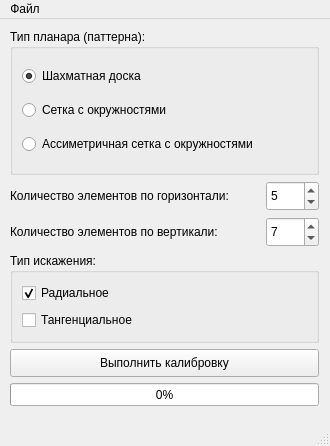
StrozhDima/df, file calibrationui.ui: the form before one commit.
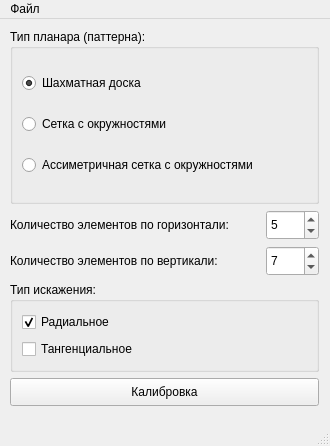
The form after the commit.

What changed in the file:
```diff
--- a/calibrationui.ui
+++ b/calibrationui.ui
@@ -290,7 +290,7 @@
         </size>
        </property>
        <property name="text">
-        <string>Выполнить калибровку</string>
+        <string>Калибровка</string>
        </property>
        <property name="autoDefault">
         <bool>false</bool>
@@ -303,25 +303,6 @@
        </property>
       </widget>
      </item>
-     <item>
-      <widget class="QProgressBar" name="progress_bar_calibration">
-       <property name="sizePolicy">
-        <sizepolicy hsizetype="Preferred" vsizetype="Fixed">
-         <horstretch>0</horstretch>
-         <verstretch>0</verstretch>
-        </sizepolicy>
-       </property>
-       <property name="minimumSize">
-        <size>
-         <width>0</width>
-         <height>23</height>
-        </size>
-       </property>
-       <property name="value">
-        <number>0</number>
-       </property>
-      </widget>
-     </item>
     </layout>
    </widget>
   </widget>
```
